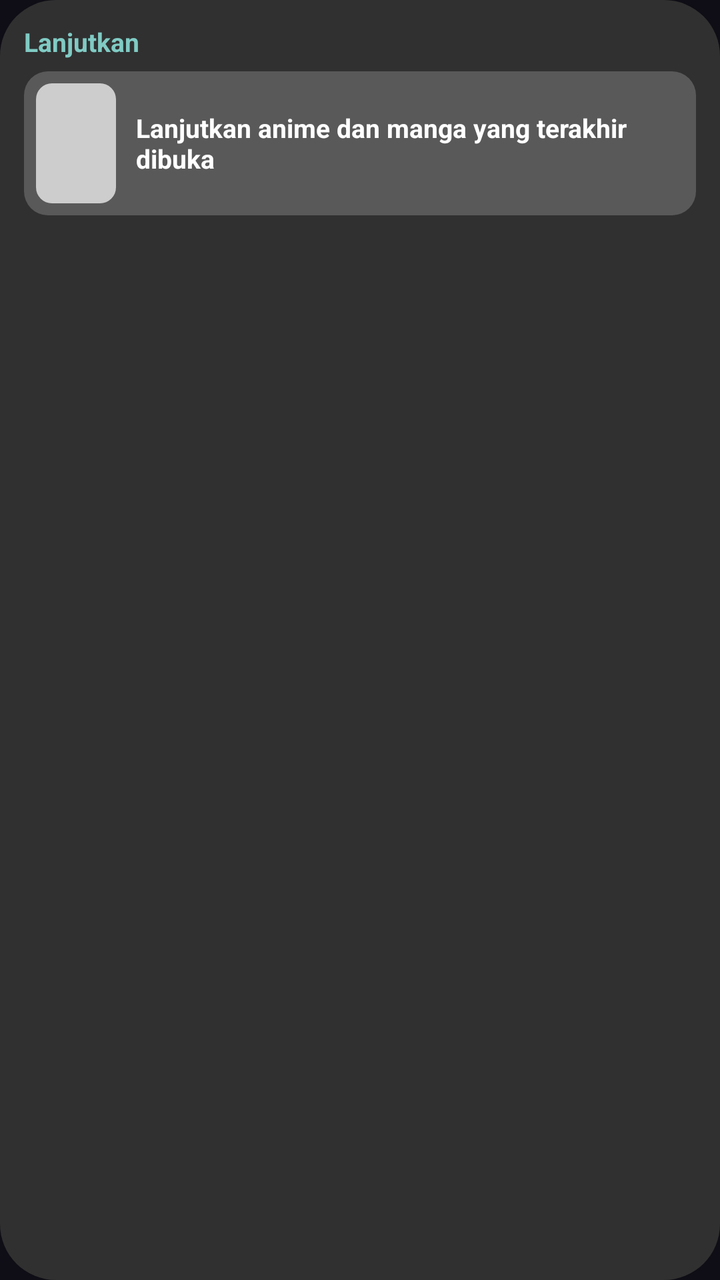
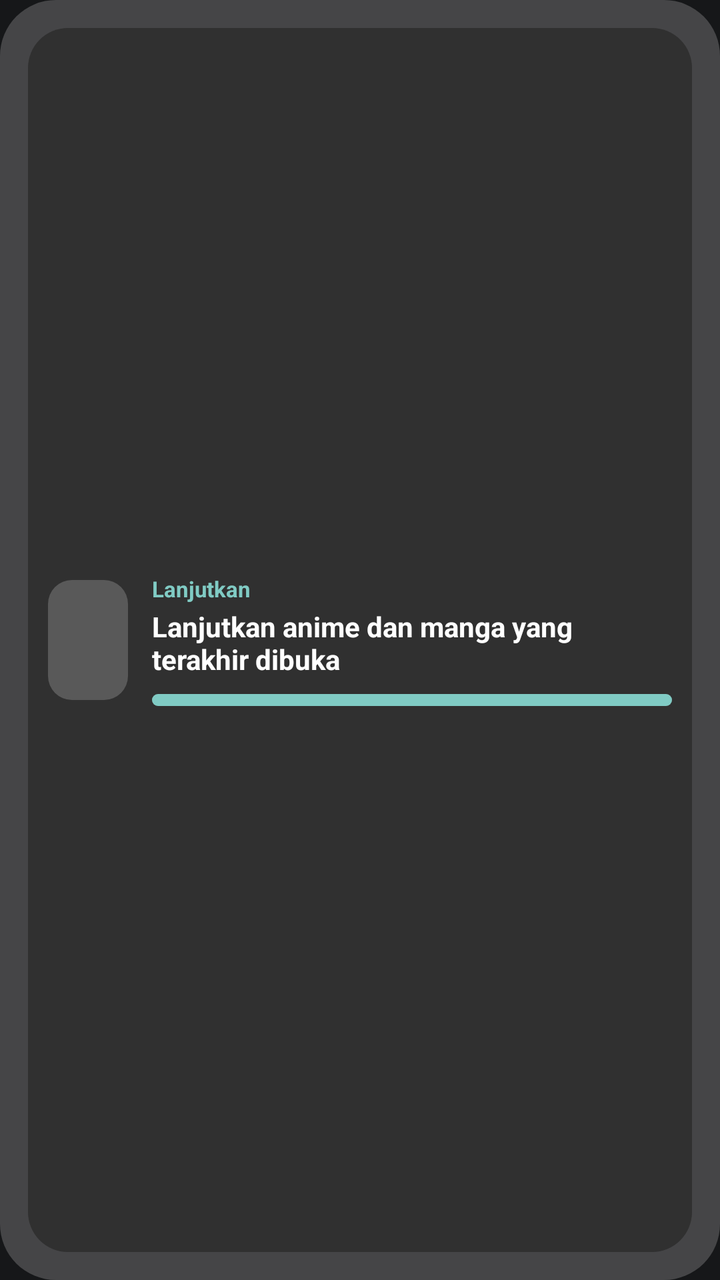

Before-and-after screenshots of an Android layout around one commit, followed by the original layout XML and the change that was made.
<!-- AndroidManifest.xml: application theme Theme.FuwaNime -->
<!-- res/layout/widget_continue_preview.xml -->
<?xml version="1.0" encoding="utf-8"?>
<LinearLayout xmlns:android="http://schemas.android.com/apk/res/android"
    android:layout_width="match_parent"
    android:layout_height="match_parent"
    android:background="@drawable/widget_preview_background"
    android:orientation="vertical"
    android:padding="12dp">

    <TextView
        android:layout_width="wrap_content"
        android:layout_height="wrap_content"
        android:text="@string/system_widget_continue"
        android:textColor="?android:attr/colorAccent"
        android:textSize="13sp"
        android:textStyle="bold" />

    <LinearLayout
        android:layout_width="match_parent"
        android:layout_height="72dp"
        android:layout_marginTop="6dp"
        android:background="@drawable/widget_preview_row"
        android:gravity="center_vertical"
        android:padding="6dp">

        <View
            android:layout_width="40dp"
            android:layout_height="60dp"
            android:background="@drawable/widget_preview_poster" />

        <TextView
            android:layout_width="0dp"
            android:layout_height="wrap_content"
            android:layout_marginStart="10dp"
            android:layout_weight="1"
            android:text="@string/widget_continue_desc"
            android:textColor="?android:attr/textColorPrimary"
            android:textSize="13sp"
            android:textStyle="bold" />
    </LinearLayout>
</LinearLayout>
<!-- resources referenced by this layout -->
<resources>
  <!-- drawable widget_preview_background (drawable) -->
  <?xml version="1.0" encoding="utf-8"?>
  <shape xmlns:android="http://schemas.android.com/apk/res/android" android:shape="rectangle">
      <corners android:radius="@dimen/widget_radius" />
      <solid android:color="?android:attr/colorBackground" />
  </shape>
  <!-- drawable widget_preview_poster (drawable) -->
  <?xml version="1.0" encoding="utf-8"?>
  <shape xmlns:android="http://schemas.android.com/apk/res/android" android:shape="rectangle">
      <corners android:radius="8dp" />
      <solid android:color="?android:attr/colorControlNormal" />
  </shape>
  <!-- drawable widget_preview_row (drawable) -->
  <?xml version="1.0" encoding="utf-8"?>
  <shape xmlns:android="http://schemas.android.com/apk/res/android" android:shape="rectangle">
      <corners android:radius="12dp" />
      <solid android:color="?android:attr/colorControlHighlight" />
  </shape>
  <string name="system_widget_continue">Lanjutkan</string>
  <string name="widget_continue_desc">Lanjutkan anime dan manga yang terakhir dibuka</string>
  <style name="Theme.FuwaNime" parent="android:Theme.Material.NoActionBar">
          <item name="android:windowBackground">@color/window_background</item>
          <item name="android:statusBarColor">@android:color/transparent</item>
          <item name="android:navigationBarColor">@android:color/transparent</item>
      </style>
  <dimen name="widget_radius">20dp</dimen>
  <color name="window_background">#FF0F0D15</color>
</resources>

<!-- the commit's change to res/layout/widget_continue_preview.xml (unified diff, before → after) -->
@@ -4,37 +4,61 @@
     android:layout_height="match_parent"
     android:background="@drawable/widget_preview_background"
     android:orientation="vertical"
-    android:padding="12dp">
-
-    <TextView
-        android:layout_width="wrap_content"
-        android:layout_height="wrap_content"
-        android:text="@string/system_widget_continue"
-        android:textColor="?android:attr/colorAccent"
-        android:textSize="13sp"
-        android:textStyle="bold" />
+    android:padding="14dp">
 
     <LinearLayout
         android:layout_width="match_parent"
-        android:layout_height="72dp"
-        android:layout_marginTop="6dp"
+        android:layout_height="0dp"
+        android:layout_weight="1"
         android:background="@drawable/widget_preview_row"
         android:gravity="center_vertical"
-        android:padding="6dp">
+        android:orientation="horizontal"
+        android:padding="10dp">
 
         <View
             android:layout_width="40dp"
             android:layout_height="60dp"
             android:background="@drawable/widget_preview_poster" />
 
-        <TextView
+        <LinearLayout
             android:layout_width="0dp"
             android:layout_height="wrap_content"
-            android:layout_marginStart="10dp"
+            android:layout_marginStart="12dp"
             android:layout_weight="1"
-            android:text="@string/widget_continue_desc"
-            android:textColor="?android:attr/textColorPrimary"
-            android:textSize="13sp"
-            android:textStyle="bold" />
+            android:orientation="vertical">
+
+            <TextView
+                android:layout_width="wrap_content"
+                android:layout_height="wrap_content"
+                android:text="@string/system_widget_continue"
+                android:textColor="?android:attr/colorAccent"
+                android:textSize="11sp"
+                android:textStyle="bold" />
+
+            <TextView
+                android:layout_width="match_parent"
+                android:layout_height="wrap_content"
+                android:layout_marginTop="2dp"
+                android:ellipsize="end"
+                android:maxLines="2"
+                android:text="@string/widget_continue_desc"
+                android:textColor="?android:attr/textColorPrimary"
+                android:textSize="14sp"
+                android:textStyle="bold" />
+
+            <LinearLayout
+                android:layout_width="match_parent"
+                android:layout_height="6dp"
+                android:layout_marginTop="8dp"
+                android:background="@drawable/widget_preview_progress_track"
+                android:orientation="horizontal">
+
+                <View
+                    android:layout_width="0dp"
+                    android:layout_height="match_parent"
+                    android:layout_weight="0.6"
+                    android:background="@drawable/widget_preview_progress" />
+            </LinearLayout>
+        </LinearLayout>
     </LinearLayout>
 </LinearLayout>
<!-- resource entries referenced after the edit -->
@@ -3,20 +3,32 @@
   <!-- drawable widget_preview_background (drawable) -->
   <?xml version="1.0" encoding="utf-8"?>
   <shape xmlns:android="http://schemas.android.com/apk/res/android" android:shape="rectangle">
-      <corners android:radius="@dimen/widget_radius" />
-      <solid android:color="?android:attr/colorBackground" />
+      <corners android:radius="@dimen/widget_radius_continue" />
+      <solid android:color="?android:attr/colorControlHighlight" />
   </shape>
   <!-- drawable widget_preview_poster (drawable) -->
   <?xml version="1.0" encoding="utf-8"?>
   <shape xmlns:android="http://schemas.android.com/apk/res/android" android:shape="rectangle">
-      <corners android:radius="8dp" />
-      <solid android:color="?android:attr/colorControlNormal" />
+      <corners android:radius="@dimen/widget_radius_poster" />
+      <solid android:color="?android:attr/colorControlHighlight" />
+  </shape>
+  <!-- drawable widget_preview_progress (drawable) -->
+  <?xml version="1.0" encoding="utf-8"?>
+  <shape xmlns:android="http://schemas.android.com/apk/res/android" android:shape="rectangle">
+      <corners android:radius="3dp" />
+      <solid android:color="?android:attr/colorAccent" />
+  </shape>
+  <!-- drawable widget_preview_progress_track (drawable) -->
+  <?xml version="1.0" encoding="utf-8"?>
+  <shape xmlns:android="http://schemas.android.com/apk/res/android" android:shape="rectangle">
+      <corners android:radius="3dp" />
+      <solid android:color="?android:attr/colorControlHighlight" />
   </shape>
   <!-- drawable widget_preview_row (drawable) -->
   <?xml version="1.0" encoding="utf-8"?>
   <shape xmlns:android="http://schemas.android.com/apk/res/android" android:shape="rectangle">
-      <corners android:radius="12dp" />
-      <solid android:color="?android:attr/colorControlHighlight" />
+      <corners android:radius="@dimen/widget_radius_card" />
+      <solid android:color="?android:attr/colorBackground" />
   </shape>
   <string name="system_widget_continue">Lanjutkan</string>
   <string name="widget_continue_desc">Lanjutkan anime dan manga yang terakhir dibuka</string>
@@ -25,7 +37,9 @@
           <item name="android:statusBarColor">@android:color/transparent</item>
           <item name="android:navigationBarColor">@android:color/transparent</item>
       </style>
-  <dimen name="widget_radius">20dp</dimen>
-  <color name="window_background">#FF0F0D15</color>
+  <dimen name="widget_radius_continue">28dp</dimen>
+  <dimen name="widget_radius_poster">12dp</dimen>
+  <dimen name="widget_radius_card">20dp</dimen>
+  <color name="window_background">#FF161719</color>
 </resources>
 
